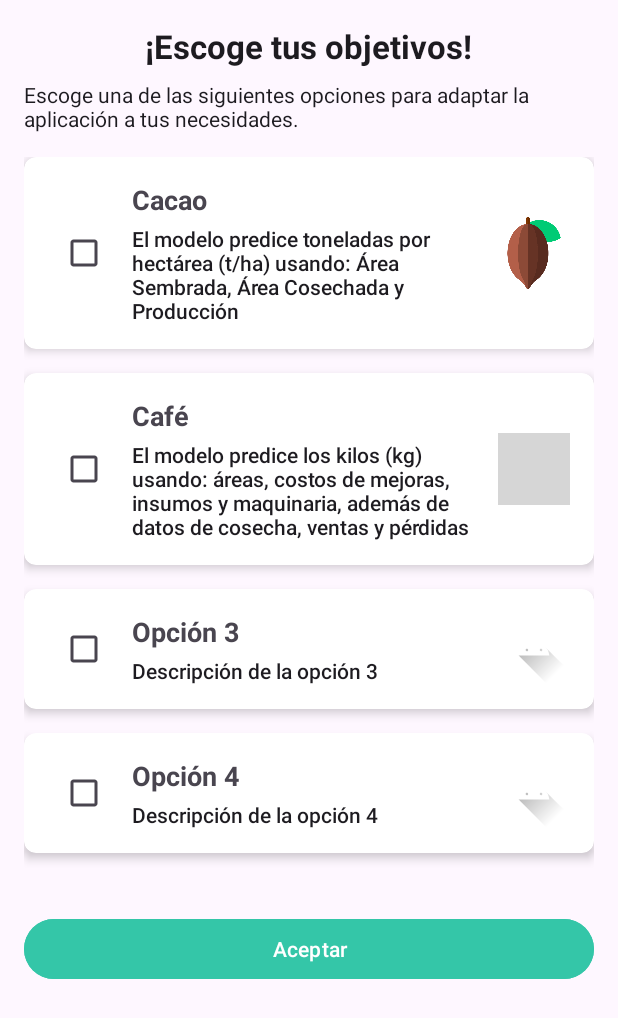
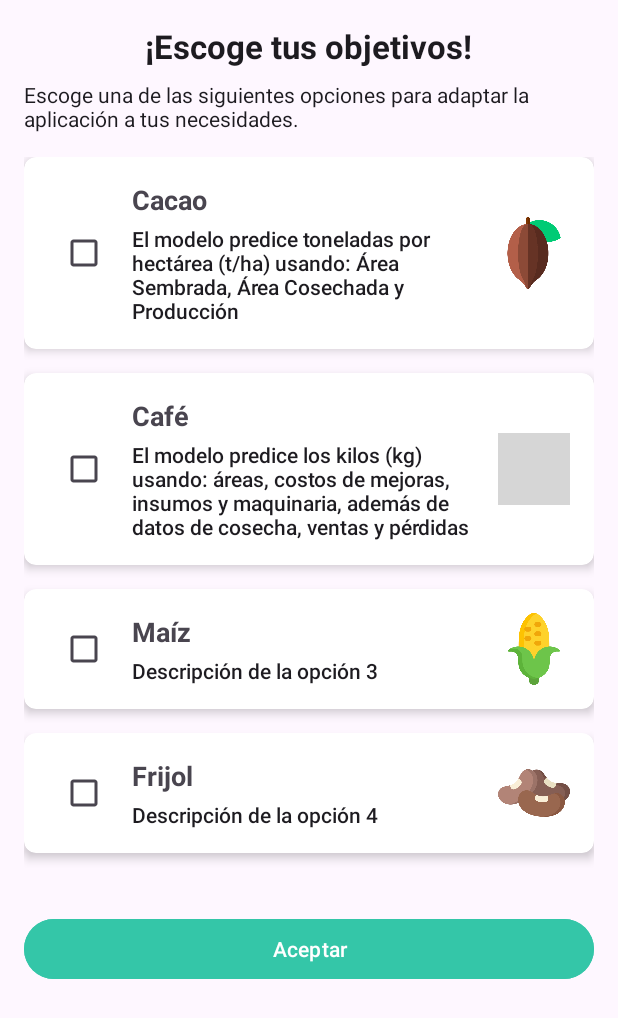
Before and after one commit to Tesis-SiembraSmart/SiembraSmart, an Android app: the StartFormActivity screen opened directly, with no data from a screen before it, after a tap on "Aceptar", on a phone screen of 412 x 824 dp. Shown: the top 1018 px of the screen. Run offline under Robolectric (Android 15) with nearby library versions, the light colour scheme and no system bars; our stand-ins replace Firebase (no records; nobody signed in at launch, a user with empty details on screens opened directly); grey boxes are pictures that could not be loaded.

Commit message:
opcion de maiz y frijol agregados

```diff
--- a/app/src/main/java/com/example/siembrasmart/controllers/StartFormController.kt
+++ b/app/src/main/java/com/example/siembrasmart/controllers/StartFormController.kt
@@ -1,26 +1,35 @@
 package com.example.siembrasmart.controllers
 
-import android.util.Log
-import com.example.siembrasmart.models.Usuario
+
 import com.google.firebase.database.ktx.database
-import com.google.firebase.firestore.FirebaseFirestore
 import com.google.firebase.ktx.Firebase
+
+import com.google.firebase.database.GenericTypeIndicator
 
 class StartFormController {
 
     private val database = Firebase.database.reference
 
+    fun getSelectedModels(userId: String, callback: (List<String>?) -> Unit) {
+        database.child("users").child(userId).child("modelosUsados").get()
+            .addOnSuccessListener { snapshot ->
+                // Use GenericTypeIndicator to properly handle List<String> type
+                val typeIndicator = object : GenericTypeIndicator<List<String>>() {}
+                val selectedModels: List<String>? = snapshot.getValue(typeIndicator)
+                callback(selectedModels)
+            }
+            .addOnFailureListener {
+                callback(null)
+            }
+    }
+
     fun saveSelectedModels(userId: String, selectedModels: List<String>, callback: (Boolean) -> Unit) {
-        // Actualiza el campo modeloUsado del usuario para almacenar múltiples modelos
         database.child("users").child(userId).child("modelosUsados").setValue(selectedModels)
             .addOnSuccessListener {
-                // Llamar al callback con true si el guardado fue exitoso
                 callback(true)
             }
             .addOnFailureListener {
-                // Llamar al callback con false si hubo un error
                 callback(false)
             }
     }
-
 }
--- a/app/src/main/java/com/example/siembrasmart/views/RegistroCultivoActivity.kt
+++ b/app/src/main/java/com/example/siembrasmart/views/RegistroCultivoActivity.kt
@@ -1,6 +1,7 @@
 package com.example.siembrasmart.views
 
 import android.app.DatePickerDialog
+import android.content.Intent
 import android.os.Bundle
 import android.view.View
 import android.widget.AdapterView
@@ -58,6 +59,11 @@ class RegistroCultivoActivity : AppCompatActivity() {
         binding.guardarButton.setOnClickListener {
             saveCultivo()
         }
+        binding.noGuardar.setOnClickListener {
+            val intent = Intent(this, ClimaActivity::class.java)
+            startActivity(intent)
+            finish()
+        }
     }
 
     private fun showDatePickerDialog() {
--- a/app/src/main/java/com/example/siembrasmart/views/StartFormActivity.kt
+++ b/app/src/main/java/com/example/siembrasmart/views/StartFormActivity.kt
@@ -1,12 +1,9 @@
 package com.example.siembrasmart.views
-
 import android.content.Intent
 import android.os.Bundle
 import android.widget.Toast
 import androidx.appcompat.app.AppCompatActivity
-import com.example.siembrasmart.MainActivity
 import com.example.siembrasmart.controllers.StartFormController
-import com.example.siembrasmart.databinding.ActivitySignupBinding
 import com.example.siembrasmart.databinding.ActivityStartFormBinding
 import com.google.firebase.auth.FirebaseAuth
 
@@ -22,18 +19,26 @@ class StartFormActivity : AppCompatActivity() {
 
         val userId = FirebaseAuth.getInstance().currentUser?.uid
 
+        if (userId != null) {
+            // Fetch and pre-select the user's saved models
+            controller.getSelectedModels(userId) { selectedModels ->
+                selectedModels?.let {
+                    binding.CheckBox1.isChecked = it.contains("Modelo cacao")
+                    binding.CheckBox2.isChecked = it.contains("Modelo cafe")
+                    binding.CheckBox3.isChecked = it.contains("Modelo maíz")
+                    binding.CheckBox4.isChecked = it.contains("Modelo frijol")
+                }
+            }
+        }
+
         binding.acceptButton.setOnClickListener {
             if (userId != null) {
-                // Lista para almacenar los modelos seleccionados
                 val selectedModels = mutableListOf<String>()
-
-                // Añade los modelos seleccionados a la lista
                 if (binding.CheckBox1.isChecked) selectedModels.add("Modelo cacao")
                 if (binding.CheckBox2.isChecked) selectedModels.add("Modelo cafe")
-                if (binding.CheckBox3.isChecked) selectedModels.add("Modelo 3")
-                if (binding.CheckBox4.isChecked) selectedModels.add("Modelo 4")
+                if (binding.CheckBox3.isChecked) selectedModels.add("Modelo maíz")
+                if (binding.CheckBox4.isChecked) selectedModels.add("Modelo frijol")
 
-                // Verifica si al menos una opción está seleccionada
                 if (selectedModels.isNotEmpty()) {
                     controller.saveSelectedModels(userId, selectedModels) { success ->
                         if (success) {
--- a/app/src/main/res/layout/activity_start_form.xml
+++ b/app/src/main/res/layout/activity_start_form.xml
@@ -192,10 +192,10 @@
                                 android:id="@+id/cardTitle3"
                                 android:layout_width="wrap_content"
                                 android:layout_height="wrap_content"
-                                android:text="Opción 3"
+                                android:layout_marginBottom="4dp"
+                                android:text="Maíz"
                                 android:textAppearance="@style/TextAppearance.AppCompat.Medium"
-                                android:textStyle="bold"
-                                android:layout_marginBottom="4dp" />
+                                android:textStyle="bold" />
 
                             <TextView
                                 android:id="@+id/cardDescription3"
@@ -210,8 +210,8 @@
                             android:layout_width="48dp"
                             android:layout_height="48dp"
                             android:layout_gravity="center_vertical"
-                            android:src="@drawable/ic_launcher_foreground"
-                            android:contentDescription="Logo Opción 3" />
+                            android:contentDescription="Logo Opción 3"
+                            android:src="@drawable/maiz" />
                     </LinearLayout>
                 </androidx.cardview.widget.CardView>
 
@@ -247,10 +247,10 @@
                                 android:id="@+id/cardTitle4"
                                 android:layout_width="wrap_content"
                                 android:layout_height="wrap_content"
-                                android:text="Opción 4"
+                                android:layout_marginBottom="4dp"
+                                android:text="Frijol"
                                 android:textAppearance="@style/TextAppearance.AppCompat.Medium"
-                                android:textStyle="bold"
-                                android:layout_marginBottom="4dp" />
+                                android:textStyle="bold" />
 
                             <TextView
                                 android:id="@+id/cardDescription4"
@@ -265,8 +265,8 @@
                             android:layout_width="48dp"
                             android:layout_height="48dp"
                             android:layout_gravity="center_vertical"
-                            android:src="@drawable/ic_launcher_foreground"
-                            android:contentDescription="Logo Opción 1" />
+                            android:contentDescription="Logo Opción 1"
+                            android:src="@drawable/frijoles" />
                     </LinearLayout>
                 </androidx.cardview.widget.CardView>
 
```
Also changed, not shown: app/src/main/res/layout/activity_registro_cultivo.xml (+10 -0 lines), app/src/main/res/drawable/frijoles.png (added), app/src/main/res/drawable/maiz.png (added).
